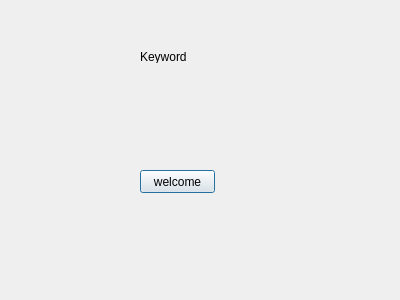
Above: info_silo/UI/keyword_manager.ui from austinschaaf1/455_final before the change. Below: the same form after it.
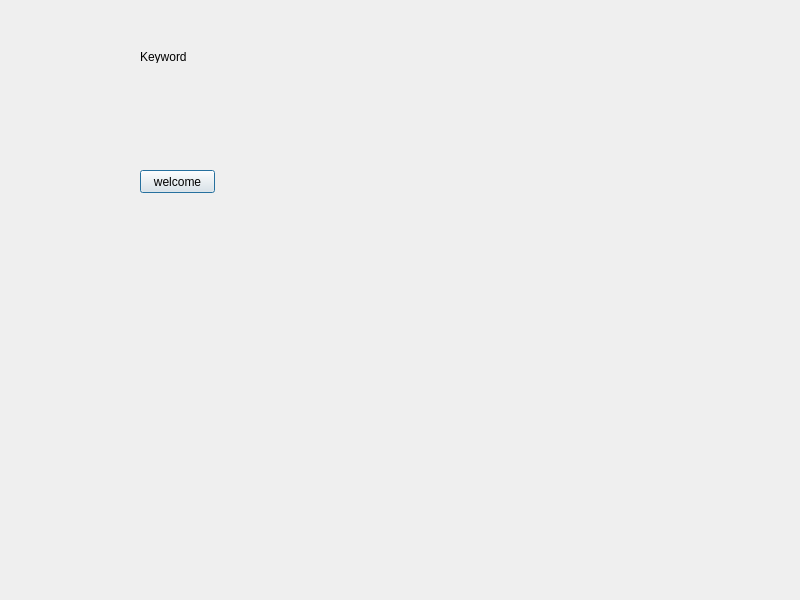
That is the form after the change.

The edit to the form file:
```diff
--- a/info_silo/UI/keyword_manager.ui
+++ b/info_silo/UI/keyword_manager.ui
@@ -6,10 +6,22 @@
    <rect>
     <x>0</x>
     <y>0</y>
-    <width>400</width>
-    <height>300</height>
+    <width>800</width>
+    <height>600</height>
    </rect>
   </property>
+  <property name="minimumSize">
+   <size>
+    <width>800</width>
+    <height>600</height>
+   </size>
+  </property>
+  <property name="maximumSize">
+   <size>
+    <width>800</width>
+    <height>600</height>
+   </size>
+  </property>
   <property name="windowTitle">
    <string>Dialog</string>
   </property>
```
